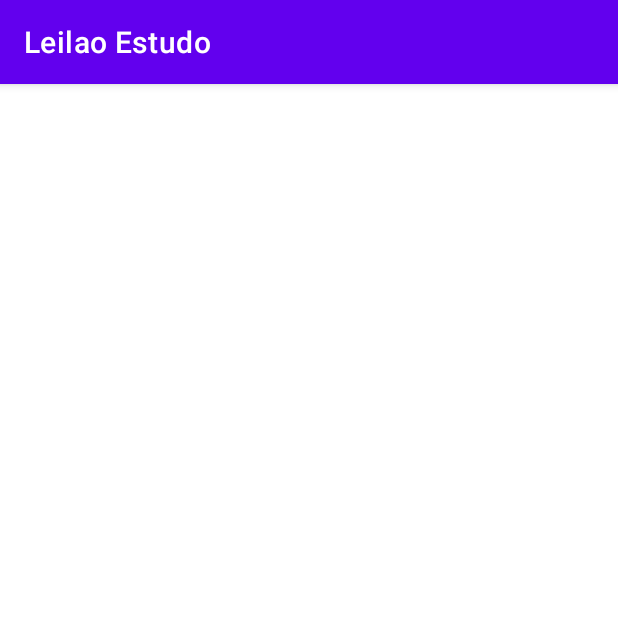
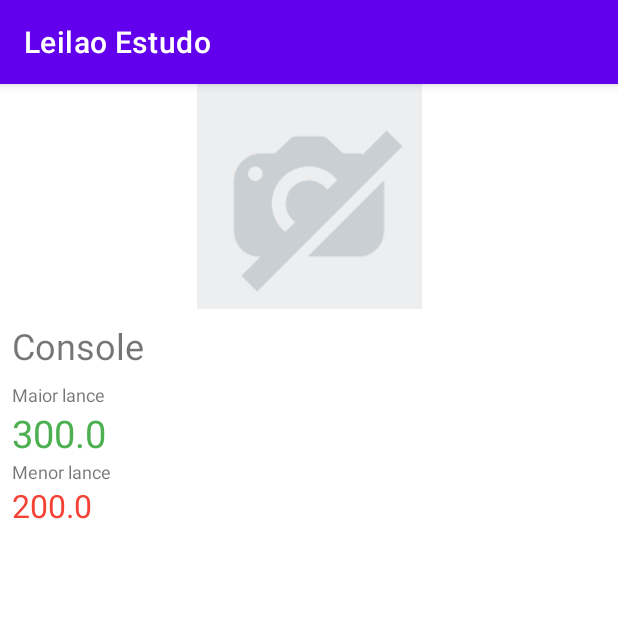
Before and after one commit to italo-patricio/tdd_android_nativo, an Android app: the screen it shows after launch (LancesLeilaoActivity before the commit, ItemDetailActivity after it), after a tap on "Console", on a phone screen of 412 x 824 dp, the top half of it. Run offline under Robolectric (Android 15) with nearby library versions, the phone set to English and light mode, and no system bars.

Commit message:
adicionando a exibicao das informacoes de valores max e min

```diff
--- a/app/src/main/AndroidManifest.xml
+++ b/app/src/main/AndroidManifest.xml
@@ -9,7 +9,7 @@
         android:roundIcon="@mipmap/ic_launcher_round"
         android:supportsRtl="true"
         android:theme="@style/Theme.LeilaoEstudo">
-        <activity android:name=".ui.activity.LancesLeilaoActivity"></activity>
+        <activity android:name=".ui.activity.ItemDetailActivity"></activity>
         <activity android:name=".ui.activity.ListaLeilaoActivity">
             <intent-filter>
                 <action android:name="android.intent.action.MAIN" />
--- a/app/src/main/java/br/com/italopatricio/leilaoestudo/models/Lance.java
+++ b/app/src/main/java/br/com/italopatricio/leilaoestudo/models/Lance.java
@@ -12,4 +12,7 @@ public class Lance implements Serializable {
         this.valor = valor;
     }
 
+    public double getValor() {
+        return valor;
+    }
 }
--- a/app/src/main/java/br/com/italopatricio/leilaoestudo/models/Leilao.java
+++ b/app/src/main/java/br/com/italopatricio/leilaoestudo/models/Leilao.java
@@ -8,10 +8,30 @@ public class Leilao implements Serializable {
 
     private final String descricao;
     private final List<Lance> lances;
+    private double maiorLance = Double.NEGATIVE_INFINITY;
+    private double menorLance = Double.POSITIVE_INFINITY;
 
     public Leilao(String descricao) {
         this.descricao = descricao;
         this.lances = new ArrayList<>();
+    }
+
+    public void propoe(Lance lance){
+        double valorLance = lance.getValor();
+        if(valorLance > maiorLance){
+            maiorLance = valorLance;
+        }
+        if (valorLance < menorLance) {
+            menorLance = valorLance;
+        }
+    }
+
+    public double getMenorLance() {
+        return menorLance;
+    }
+
+    public double getMaiorLance() {
+        return maiorLance;
     }
 
     public String getDescricao() {
--- a/app/src/main/java/br/com/italopatricio/leilaoestudo/ui/activity/LancesLeilaoActivity.java
+++ b/app/src/main/java/br/com/italopatricio/leilaoestudo/ui/activity/ItemDetailActivity.java
@@ -10,17 +10,21 @@ import androidx.appcompat.app.AppCompatActivity;
 import br.com.italopatricio.leilaoestudo.R;
 import br.com.italopatricio.leilaoestudo.models.Leilao;
 
-public class LancesLeilaoActivity extends AppCompatActivity {
+public class ItemDetailActivity extends AppCompatActivity {
 
     @Override
     protected void onCreate(Bundle savedInstanceState) {
         super.onCreate(savedInstanceState);
-        setContentView(R.layout.activity_lances_leilao);
+        setContentView(R.layout.item_detail);
         Intent dadosRecebidos = getIntent();
         if(dadosRecebidos.hasExtra("leilao")){
             Leilao leilao = (Leilao) dadosRecebidos.getSerializableExtra("leilao");
             TextView descricao = findViewById(R.id.text_description_item_detail);
             descricao.setText(leilao.getDescricao());
+            TextView maiorLance = findViewById(R.id.text_max_value_item_detail);
+            maiorLance.setText(String.valueOf(leilao.getMaiorLance()));
+            TextView menorLance = findViewById(R.id.text_min_value_item_detail);
+            menorLance.setText(String.valueOf(leilao.getMenorLance()));
         }
     }
 }
--- a/app/src/main/java/br/com/italopatricio/leilaoestudo/ui/activity/ListaLeilaoActivity.java
+++ b/app/src/main/java/br/com/italopatricio/leilaoestudo/ui/activity/ListaLeilaoActivity.java
@@ -11,7 +11,9 @@ import java.util.Arrays;
 import java.util.List;
 
 import br.com.italopatricio.leilaoestudo.R;
+import br.com.italopatricio.leilaoestudo.models.Lance;
 import br.com.italopatricio.leilaoestudo.models.Leilao;
+import br.com.italopatricio.leilaoestudo.models.Usuario;
 import br.com.italopatricio.leilaoestudo.ui.recyclerview.adapter.ListaLeilaoAdapter;
 
 public class ListaLeilaoActivity extends AppCompatActivity {
@@ -24,7 +26,7 @@ public class ListaLeilaoActivity extends AppCompatActivity {
         RecyclerView recyclerView = findViewById(R.id.list_recycler_view);
         recyclerView.setAdapter(adapter);
         adapter.setOnItemClickListener(leilao -> {
-            Intent vaiParaLancesLeilao = new Intent(ListaLeilaoActivity.this, LancesLeilaoActivity.class);
+            Intent vaiParaLancesLeilao = new Intent(ListaLeilaoActivity.this, ItemDetailActivity.class);
             vaiParaLancesLeilao.putExtra("leilao", leilao);
             startActivity(vaiParaLancesLeilao);
         });
@@ -32,6 +34,8 @@ public class ListaLeilaoActivity extends AppCompatActivity {
 
     private List<Leilao> leiloesDeExemplo() {
         Leilao console = new Leilao("Console");
+        console.propoe(new Lance(new Usuario("Chixo"), 300.00));
+        console.propoe(new Lance(new Usuario("Italo"), 200.0));
         return new ArrayList<>(Arrays.asList(
                 console
         ));
--- a/app/src/main/java/br/com/italopatricio/leilaoestudo/ui/recyclerview/adapter/ListaLeilaoAdapter.java
+++ b/app/src/main/java/br/com/italopatricio/leilaoestudo/ui/recyclerview/adapter/ListaLeilaoAdapter.java
@@ -51,22 +51,20 @@ public class ListaLeilaoAdapter extends RecyclerView.Adapter<ListaLeilaoAdapter.
     class ViewHolder extends RecyclerView.ViewHolder {
 
         private final TextView descricao;
+        private final TextView maiorLance;
         private Leilao leilao;
 
         ViewHolder(View itemView) {
             super(itemView);
             descricao = itemView.findViewById(R.id.text_description_list_item);
-            itemView.setOnClickListener(new View.OnClickListener() {
-                @Override
-                public void onClick(View v) {
-                    onItemClickListener.onItemClick(leilao);
-                }
-            });
+            maiorLance = itemView.findViewById(R.id.text_value_list_item);
+            itemView.setOnClickListener(v -> onItemClickListener.onItemClick(leilao));
         }
 
         void vincula(Leilao leilao) {
             this.leilao = leilao;
             descricao.setText(leilao.getDescricao());
+            maiorLance.setText(String.valueOf(leilao.getMaiorLance()));
         }
 
     }
--- a/app/src/main/res/layout/activity_lances_leilao.xml
+++ /dev/null
@@ -1,9 +0,0 @@
-<?xml version="1.0" encoding="utf-8"?>
-<androidx.constraintlayout.widget.ConstraintLayout xmlns:android="http://schemas.android.com/apk/res/android"
-    xmlns:app="http://schemas.android.com/apk/res-auto"
-    xmlns:tools="http://schemas.android.com/tools"
-    android:layout_width="match_parent"
-    android:layout_height="match_parent"
-    tools:context=".ui.activity.LancesLeilaoActivity">
-
-</androidx.constraintlayout.widget.ConstraintLayout>
--- a/app/src/main/res/layout/item_detail.xml
+++ b/app/src/main/res/layout/item_detail.xml
@@ -27,7 +27,7 @@
         app:layout_constraintStart_toStartOf="parent"
         app:layout_constraintEnd_toEndOf="parent"
         app:layout_constraintTop_toBottomOf="@+id/image_view_item_detail"
-        tools:text="Descricao detalhada do proudto leiloado"
+        tools:text="Descricao detalhada do produto leiloado"
         android:layout_width="0dp"
         android:layout_height="wrap_content"
         android:layout_margin="8dp"
@@ -48,40 +48,37 @@
 
     <TextView
         android:id="@+id/text_max_value_item_detail"
-        app:layout_constraintStart_toStartOf="parent"
+        app:layout_constraintStart_toStartOf="@id/text_max_label_item_detail"
         app:layout_constraintEnd_toEndOf="parent"
         app:layout_constraintTop_toBottomOf="@+id/text_max_label_item_detail"
         tools:text="R$ 300,00"
         android:layout_width="0dp"
         android:layout_height="wrap_content"
         app:layout_constraintHorizontal_bias="0"
-        android:layout_marginLeft="8dp"
         android:textSize="25sp"
         android:textColor="@color/green"
         />
 
     <TextView
         android:id="@+id/text_min_label_item_detail"
-        app:layout_constraintStart_toStartOf="@id/text_max_label_item_detail"
+        app:layout_constraintStart_toStartOf="@id/text_max_value_item_detail"
         app:layout_constraintEnd_toEndOf="@id/text_max_label_item_detail"
         app:layout_constraintTop_toBottomOf="@+id/text_max_value_item_detail"
-        tools:text="Menor lance"
+        android:text="Menor lance"
         android:layout_width="0dp"
         android:layout_height="wrap_content"
-        android:layout_marginLeft="8dp"
         android:textSize="12sp"
         />
 
     <TextView
         android:id="@+id/text_min_value_item_detail"
-        app:layout_constraintStart_toStartOf="parent"
+        app:layout_constraintStart_toStartOf="@id/text_min_label_item_detail"
         app:layout_constraintEnd_toEndOf="parent"
         app:layout_constraintTop_toBottomOf="@+id/text_min_label_item_detail"
         android:text="R$ 300,00"
+        android:layout_width="0dp"
         android:layout_height="wrap_content"
-        android:layout_width="wrap_content"
         app:layout_constraintHorizontal_bias="0"
-        android:layout_marginLeft="8dp"
         android:textSize="21sp"
         android:textColor="@color/red"
         />
```
